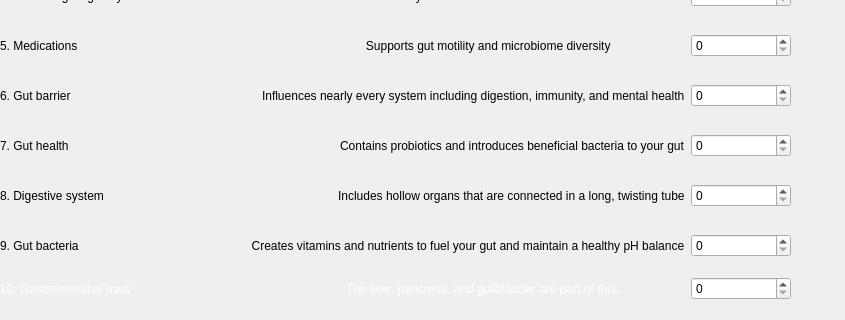
This is A8EduApp/quizmatchingwidget.ui in University-of-Utah-CS3505/a9-edu-app-f24-00Calvin00 as Qt 5 draws it before an edit; both pictures show x 0 to 845 and y 295 to 615 of the 997 by 615 pixel window. The edited form follows.
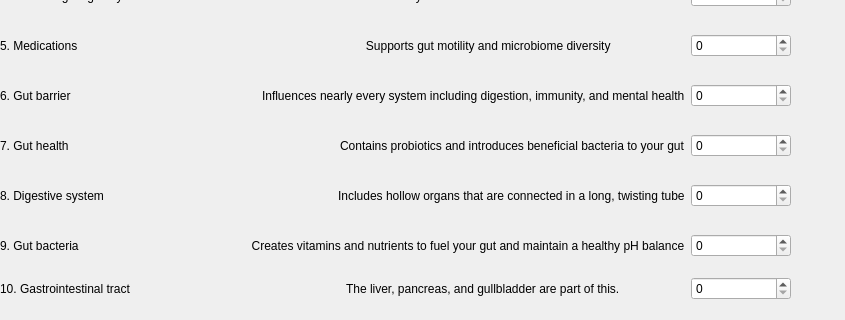
This is the edited form.

Commit message: text color fix

```diff
--- a/A8EduApp/quizmatchingwidget.ui
+++ b/A8EduApp/quizmatchingwidget.ui
@@ -471,7 +471,7 @@
     <item>
      <widget class="QLabel" name="label_20">
       <property name="styleSheet">
-       <string notr="true">color: rgb(255, 255, 255);</string>
+       <string notr="true">color: rgb(0, 0, 0);</string>
       </property>
       <property name="text">
        <string>10. Gastrointestinal tract</string>
@@ -481,7 +481,7 @@
     <item>
      <widget class="QLabel" name="label_21">
       <property name="styleSheet">
-       <string notr="true">color: rgb(255, 255, 255);</string>
+       <string notr="true">color: rgb(0, 0, 0);</string>
       </property>
       <property name="text">
        <string>The liver, pancreas, and gullbladder are part of this.</string>
```
The commit also changes 4 other files.
